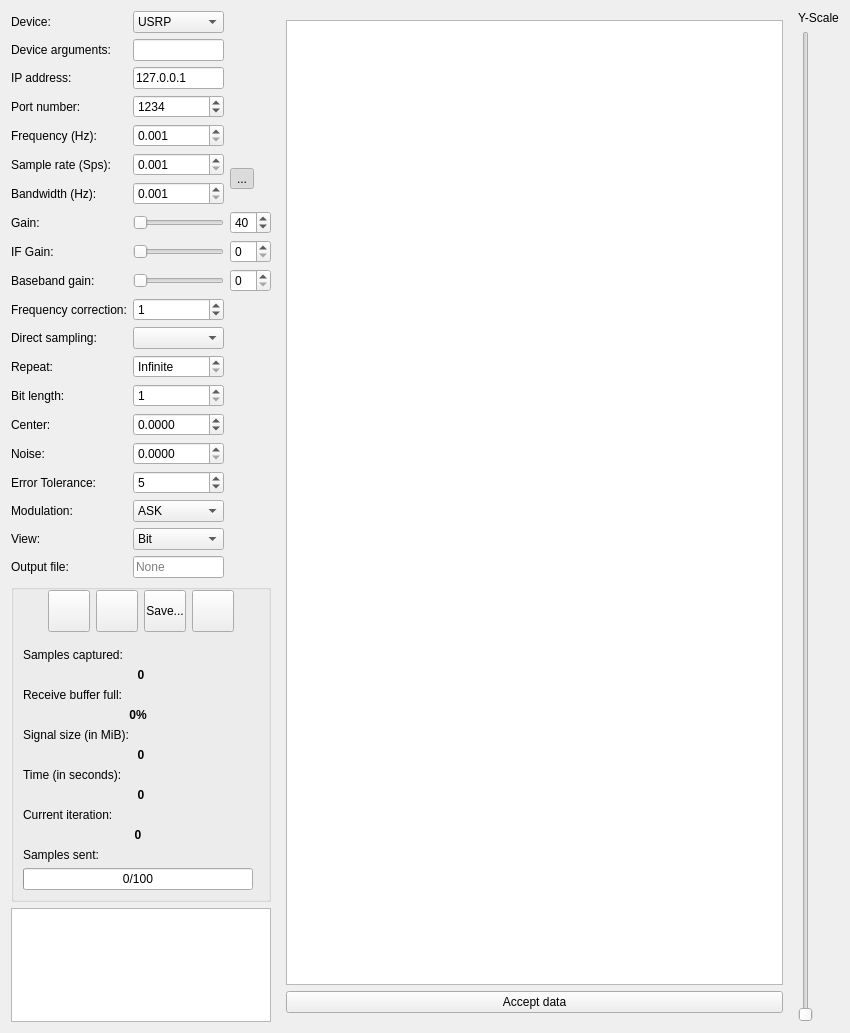
Qt form ui/send_recv.ui (jopohl/urh) before a commit.
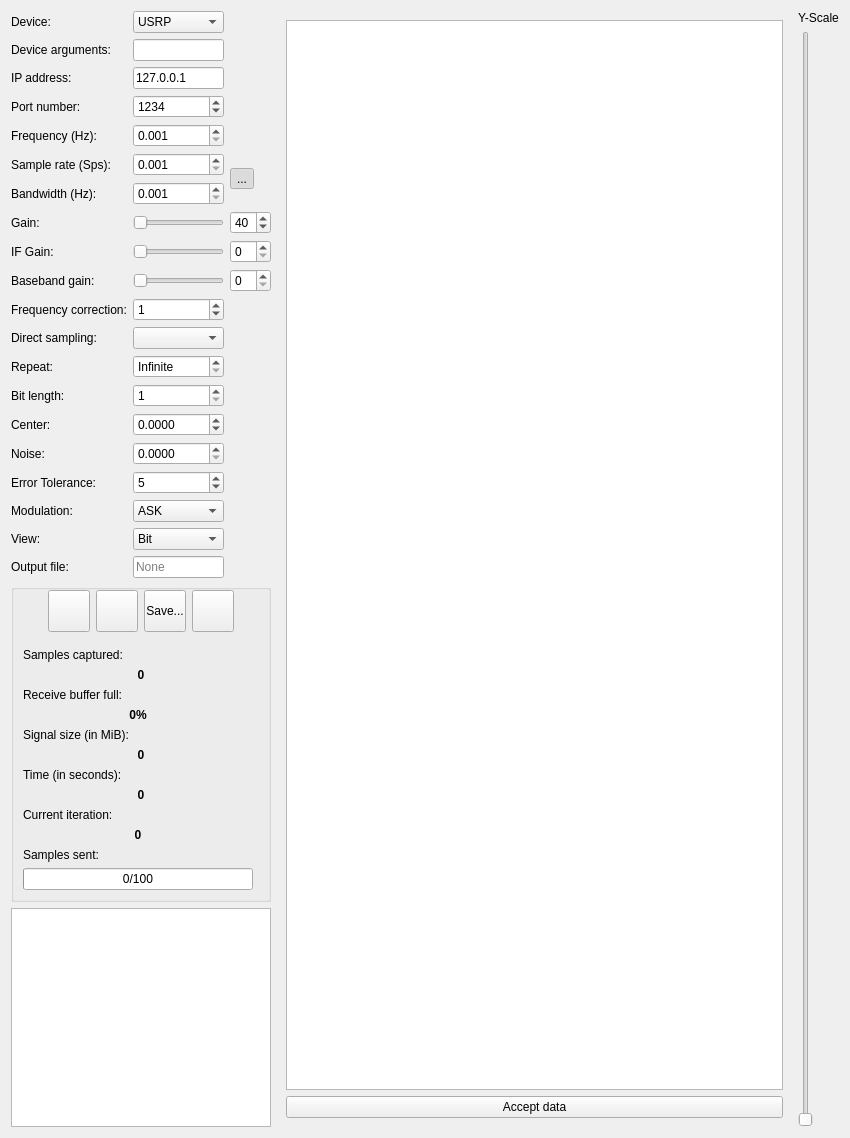
The same form after that commit. Icons and pictures are not drawn. Custom widgets are drawn as their Qt base class.

Commit message: RTLSDRTCP: some bugfixes, tabbing in send/recv dialog improved

The edit to the form file:
```diff
--- a/ui/send_recv.ui
+++ b/ui/send_recv.ui
@@ -10,7 +10,7 @@
     <x>0</x>
     <y>0</y>
     <width>850</width>
-    <height>1033</height>
+    <height>1138</height>
    </rect>
   </property>
   <property name="mouseTracking">
```
Left out of the diff: 42 changed lines with no effect on the pictures. The commit also changes 1 other file.
